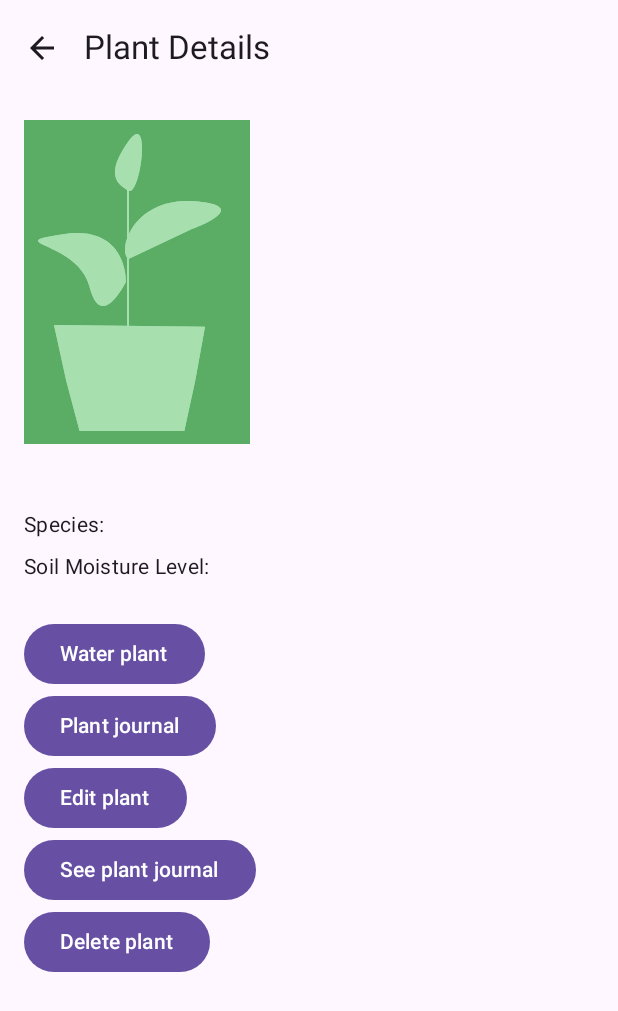
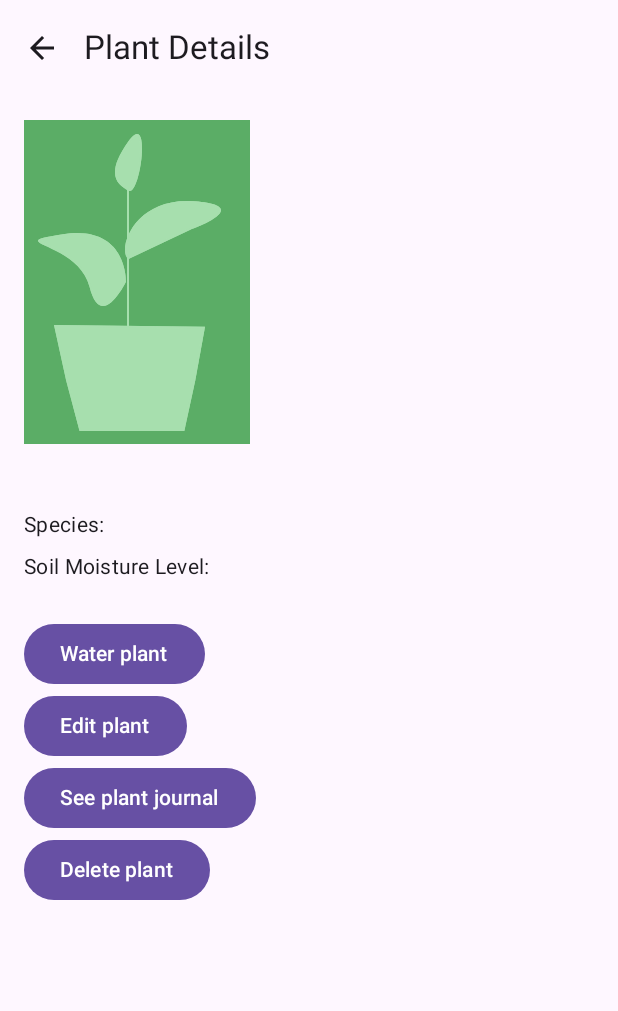
Before and after one commit to Pokrzw/Plant-Tracker, an Android app built with Jetpack Compose: the SinglePlantView screen opened through its navigation route, on a phone screen of 412 x 824 dp. Shown: the top 1011 px of the screen. Run offline under Robolectric (Android 15) with nearby library versions, the phone set to English and light mode, and no system bars; our stand-ins replace Room's generated code; 1 statement that could not run was skipped.

Commit message:
Usunieto przycisk do starego journala

```diff
--- a/frontend/app/src/main/java/com/example/planttrackerapp/MainPlantScreen.kt
+++ b/frontend/app/src/main/java/com/example/planttrackerapp/MainPlantScreen.kt
@@ -117,7 +117,6 @@ fun PlantApp(
                     onWater = formViewModel::addWateringDate,
                     onGoToActivityJournal = { onGoToToActivityJournal(navController) },
                     onGoToForm = { onGoToForm(navController) },
-                    onGoToJournal = { navController.navigateIfNotCurrent(PlantAppScreen.PlantJournal.name) },
                     onGoBack = { navController.popBackStack() }
                 )
             }
--- a/frontend/app/src/main/java/com/example/planttrackerapp/ui/SinglePlantView.kt
+++ b/frontend/app/src/main/java/com/example/planttrackerapp/ui/SinglePlantView.kt
@@ -59,7 +59,6 @@ fun SinglePlantView(
     onWater: () -> Unit,
     onGoToActivityJournal: () -> Unit,
     onGoToForm: () -> Unit,
-    onGoToJournal: () -> Unit,
     onGoBack: () -> Unit,
     modifier: Modifier = Modifier
 ) {
@@ -187,10 +186,6 @@ fun SinglePlantView(
             }
         }
 
-        Button(onClick = onGoToJournal) {
-            Text(text = "Plant journal")
-        }
-
         Button(onClick = onGoToForm) {
             Text(text = "Edit plant")
         }
@@ -237,6 +232,6 @@ fun formatDate(calendar: java.util.Calendar): String {
 @Composable
 fun SinglePlantPreview(modifier: Modifier = Modifier) {
     PlantTrackerAppTheme {
-        SinglePlantView(plant = Datasource.plantList[1], onGoBack = {}, onGoToActivityJournal = {},onWater = {}, onGoToForm = {}, onGoToJournal = {}, onClickYes = {})
+        SinglePlantView(plant = Datasource.plantList[1], onGoBack = {}, onGoToActivityJournal = {},onWater = {}, onGoToForm = {}, onClickYes = {})
     }
 }
```
